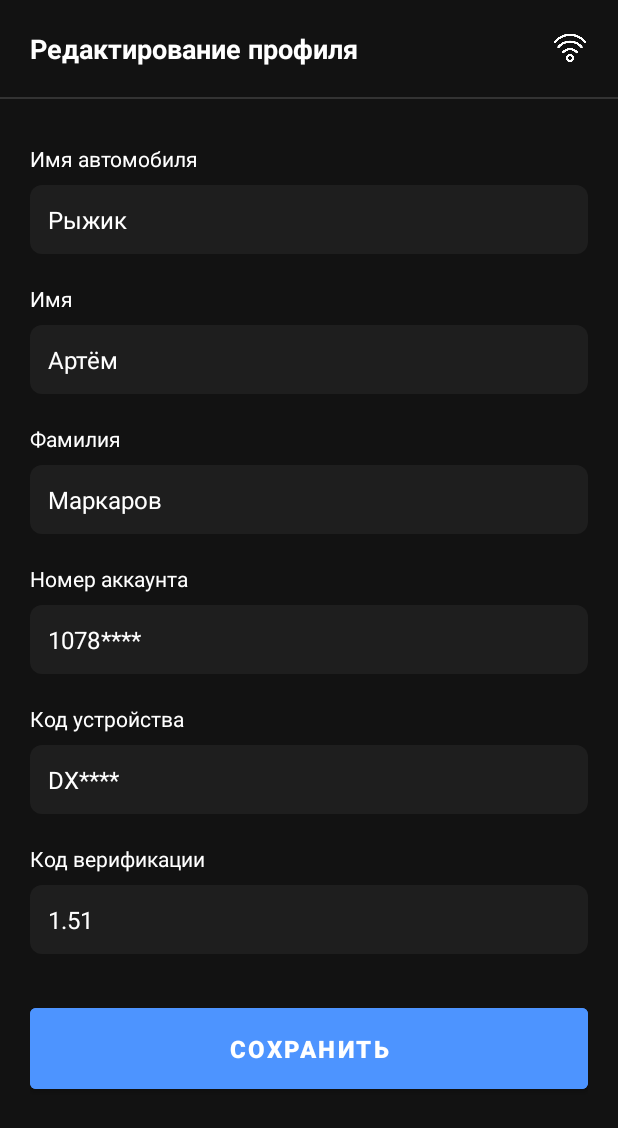
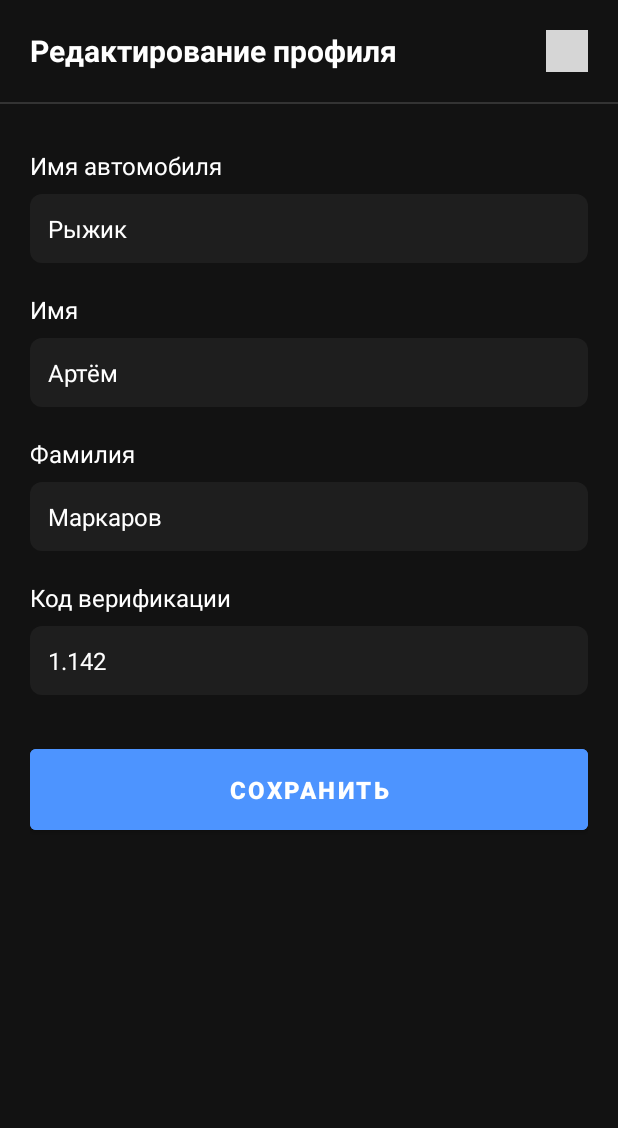
Before and after one commit to Markarov8/PiRMP-Kursovaya, an Android app: the fragment EditProfileDialogFragment placed in its activity, on a phone screen of 412 x 824 dp. Shown: the top 1128 px of the screen. Run offline under Robolectric (Android 15) with nearby library versions, the phone set to English and light mode, and no system bars; our stand-ins replace Room's generated code; grey boxes are pictures that could not be loaded.

Commit message:
Изменение страницы профиля

```diff
--- a/app/src/main/java/com/pandora/carcontrol/data/CarRepository.java
+++ b/app/src/main/java/com/pandora/carcontrol/data/CarRepository.java
@@ -540,7 +540,7 @@ public class CarRepository {
                 true, // autoCool
                 22.0f, // targetTemp
                 41.27f, // simBalance
-                "+7916*******" // simNumber
+                "+79163435790" // simNumber
         );
     }
 
@@ -549,10 +549,10 @@ public class CarRepository {
                 "Рыжик", // carName
                 "Артём", // userName
                 "Маркаров", // userLastName
-                "1078****", // accountNumber
-                "DX****", // deviceCode
-                "1.51", // verificationCode
-                "1.30****" // appVersion
+                "108795334", // accountNumber
+                "DHNR90P", // deviceCode
+                "1.142", // verificationCode
+                "1.29.3" // appVersion
         );
     }
 }
--- a/app/src/main/java/com/pandora/carcontrol/fragments/EditProfileDialogFragment.java
+++ b/app/src/main/java/com/pandora/carcontrol/fragments/EditProfileDialogFragment.java
@@ -66,8 +66,8 @@ public class EditProfileDialogFragment extends DialogFragment {
         binding.carNameInput.setText(profile.getCarName());
         binding.userNameInput.setText(profile.getUserName());
         binding.userLastNameInput.setText(profile.getUserLastName());
-        binding.accountNumberInput.setText(profile.getAccountNumber());
-        binding.deviceCodeInput.setText(profile.getDeviceCode());
+//        binding.accountNumberInput.setText(profile.getAccountNumber());
+//        binding.deviceCodeInput.setText(profile.getDeviceCode());
         binding.verificationCodeInput.setText(profile.getVerificationCode());
     }
 
@@ -75,8 +75,8 @@ public class EditProfileDialogFragment extends DialogFragment {
         String carName = binding.carNameInput.getText().toString();
         String userName = binding.userNameInput.getText().toString();
         String userLastName = binding.userLastNameInput.getText().toString();
-        String accountNumber = binding.accountNumberInput.getText().toString();
-        String deviceCode = binding.deviceCodeInput.getText().toString();
+//        String accountNumber = binding.accountNumberInput.getText().toString();
+//        String deviceCode = binding.deviceCodeInput.getText().toString();
         String verificationCode = binding.verificationCodeInput.getText().toString();
 
         CarProfile currentProfile = viewModel.getCarProfile().getValue();
@@ -85,8 +85,8 @@ public class EditProfileDialogFragment extends DialogFragment {
                     carName,
                     userName,
                     userLastName,
-                    accountNumber,
-                    deviceCode,
+                    "108795334",
+                    "DHNR90P",
                     verificationCode,
                     currentProfile.getAppVersion()
             );
--- a/app/src/main/res/layout/dialog_edit_profile.xml
+++ b/app/src/main/res/layout/dialog_edit_profile.xml
@@ -20,14 +20,14 @@
             android:layout_weight="1"
             android:text="Редактирование профиля"
             android:textColor="@color/text"
-            android:textSize="18sp"
+            android:textSize="20sp"
             android:textStyle="bold" />
 
         <ImageView
             android:id="@+id/close_button"
-            android:layout_width="24dp"
-            android:layout_height="24dp"
-            android:src="@drawable/img"
+            android:layout_width="28dp"
+            android:layout_height="28dp"
+            android:src="@drawable/ic_back"
             app:tint="@color/text" />
     </LinearLayout>
 
@@ -62,7 +62,7 @@
                     android:layout_marginBottom="8dp"
                     android:text="Имя автомобиля"
                     android:textColor="@color/text"
-                    android:textSize="14sp" />
+                    android:textSize="16sp" />
 
                 <EditText
                     android:id="@+id/car_name_input"
@@ -88,7 +88,7 @@
                     android:layout_marginBottom="8dp"
                     android:text="Имя"
                     android:textColor="@color/text"
-                    android:textSize="14sp" />
+                    android:textSize="16sp" />
 
                 <EditText
                     android:id="@+id/user_name_input"
@@ -114,7 +114,7 @@
                     android:layout_marginBottom="8dp"
                     android:text="Фамилия"
                     android:textColor="@color/text"
-                    android:textSize="14sp" />
+                    android:textSize="16sp" />
 
                 <EditText
                     android:id="@+id/user_last_name_input"
@@ -128,58 +128,58 @@
                     android:textSize="16sp" />
             </LinearLayout>
 
-            <LinearLayout
-                android:layout_width="match_parent"
-                android:layout_height="wrap_content"
-                android:orientation="vertical"
-                android:paddingVertical="10dp">
+<!--            <LinearLayout-->
+<!--                android:layout_width="match_parent"-->
+<!--                android:layout_height="wrap_content"-->
+<!--                android:orientation="vertical"-->
+<!--                android:paddingVertical="10dp">-->
 
-                <TextView
-                    android:layout_width="match_parent"
-                    android:layout_height="wrap_content"
-                    android:layout_marginBottom="8dp"
-                    android:text="Номер аккаунта"
-                    android:textColor="@color/text"
-                    android:textSize="14sp" />
+<!--                <TextView-->
+<!--                    android:layout_width="match_parent"-->
+<!--                    android:layout_height="wrap_content"-->
+<!--                    android:layout_marginBottom="8dp"-->
+<!--                    android:text="Номер аккаунта"-->
+<!--                    android:textColor="@color/text"-->
+<!--                    android:textSize="16sp" />-->
 
-                <EditText
-                    android:id="@+id/account_number_input"
-                    android:layout_width="match_parent"
-                    android:layout_height="wrap_content"
-                    android:background="@drawable/bg_edit_text"
-                    android:hint="Введите номер аккаунта"
-                    android:inputType="text"
-                    android:padding="12dp"
-                    android:textColor="@color/text"
-                    android:textColorHint="@color/text_muted"
-                    android:textSize="16sp" />
-            </LinearLayout>
+<!--                <EditText-->
+<!--                    android:id="@+id/account_number_input"-->
+<!--                    android:layout_width="match_parent"-->
+<!--                    android:layout_height="wrap_content"-->
+<!--                    android:background="@drawable/bg_edit_text"-->
+<!--                    android:hint="Введите номер аккаунта"-->
+<!--                    android:inputType="text"-->
+<!--                    android:padding="12dp"-->
+<!--                    android:textColor="@color/text"-->
+<!--                    android:textColorHint="@color/text_muted"-->
+<!--                    android:textSize="16sp" />-->
+<!--            </LinearLayout>-->
 
-            <LinearLayout
-                android:layout_width="match_parent"
-                android:layout_height="wrap_content"
-                android:orientation="vertical"
-                android:paddingVertical="10dp">
+<!--            <LinearLayout-->
+<!--                android:layout_width="match_parent"-->
+<!--                android:layout_height="wrap_content"-->
+<!--                android:orientation="vertical"-->
+<!--                android:paddingVertical="10dp">-->
 
-                <TextView
-                    android:layout_width="match_parent"
-                    android:layout_height="wrap_content"
-                    android:layout_marginBottom="8dp"
-                    android:text="Код устройства"
-                    android:textColor="@color/text"
-                    android:textSize="14sp" />
+<!--                <TextView-->
+<!--                    android:layout_width="match_parent"-->
+<!--                    android:layout_height="wrap_content"-->
+<!--                    android:layout_marginBottom="8dp"-->
+<!--                    android:text="Код устройства"-->
+<!--                    android:textColor="@color/text"-->
+<!--                    android:textSize="16sp" />-->
 
-                <EditText
-                    android:id="@+id/device_code_input"
-                    android:layout_width="match_parent"
-                    android:layout_height="wrap_content"
-                    android:background="@drawable/bg_edit_text"
-                    android:hint="Введите код устройства"
-                    android:padding="12dp"
-                    android:textColor="@color/text"
-                    android:textColorHint="@color/text_muted"
-                    android:textSize="16sp" />
-            </LinearLayout>
+<!--                <EditText-->
+<!--                    android:id="@+id/device_code_input"-->
+<!--                    android:layout_width="match_parent"-->
+<!--                    android:layout_height="wrap_content"-->
+<!--                    android:background="@drawable/bg_edit_text"-->
+<!--                    android:hint="Введите код устройства"-->
+<!--                    android:padding="12dp"-->
+<!--                    android:textColor="@color/text"-->
+<!--                    android:textColorHint="@color/text_muted"-->
+<!--                    android:textSize="16sp" />-->
+<!--            </LinearLayout>-->
 
             <LinearLayout
                 android:layout_width="match_parent"
@@ -193,7 +193,7 @@
                     android:layout_marginBottom="8dp"
                     android:text="Код верификации"
                     android:textColor="@color/text"
-                    android:textSize="14sp" />
+                    android:textSize="16sp" />
 
                 <EditText
                     android:id="@+id/verification_code_input"
```
